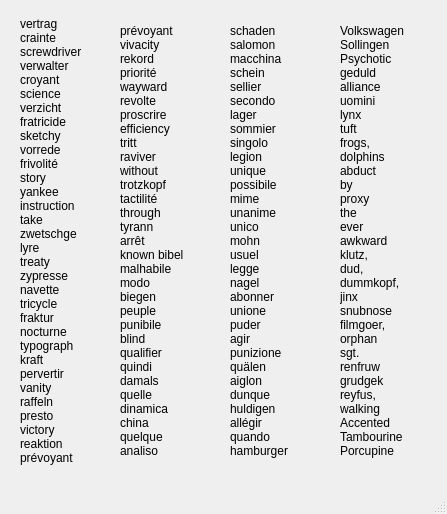
The window that tools/oxygen-test.ui (KDE/oxygen-fonts) describes before a commit, drawn with Qt 5.
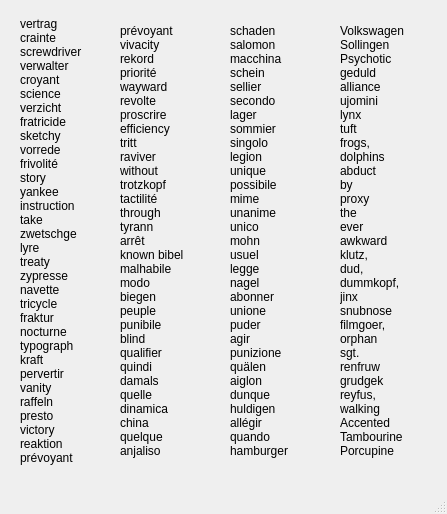
The same window after the commit.

```diff
--- a/tools/oxygen-test.ui
+++ b/tools/oxygen-test.ui
@@ -98,7 +98,7 @@
 dinamica
 china
 quelque
-analiso</string>
+anjaliso</string>
     </property>
    </widget>
    <widget class="QLabel" name="label_3">
@@ -159,7 +159,7 @@
 Psychotic
 geduld
 alliance
-uomini
+ujomini
 lynx
 tuft
 frogs,
```
